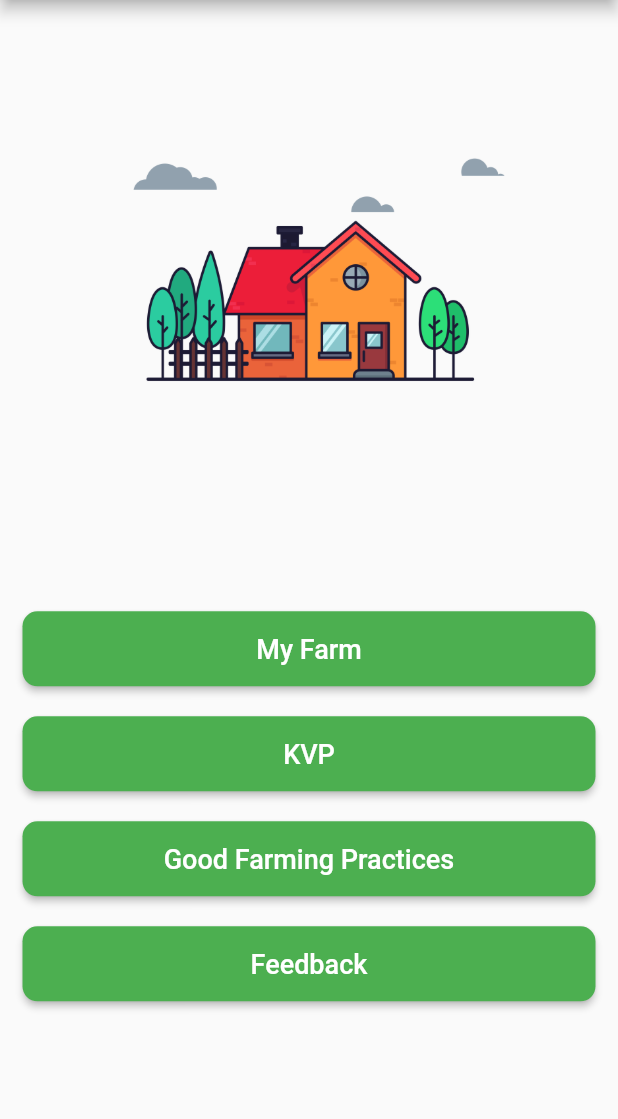
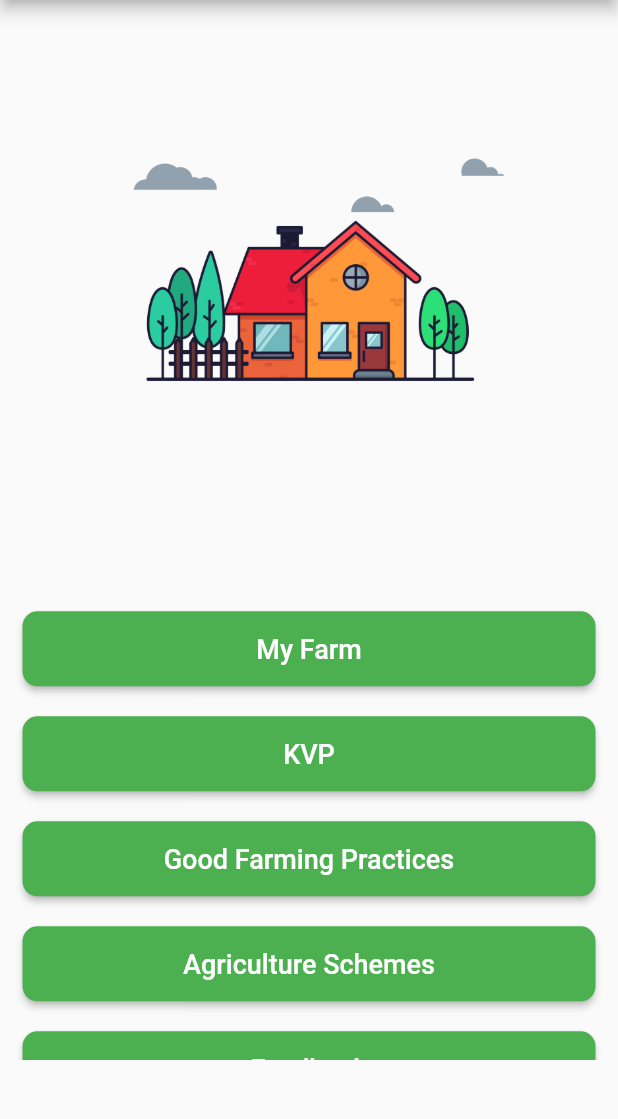
Before and after one commit to kartikay1506/farmcare, a Flutter app: the HomePage screen opened directly, on a phone screen of 412 x 824 dp, the part 84-1203 px from its top. Run offline on Flutter 3.47's test engine with Material 2 defaults, Android fonts, the phone set to English and light mode, and no system bars; our stand-ins replace geolocator, google_fonts; missing offline and left inert: geocoder.

Commit message:
minor changes

```diff
--- a/lib/UI/homePage.dart
+++ b/lib/UI/homePage.dart
@@ -11,6 +11,7 @@ class _HomePageState extends State<HomePage> {
     "My Farm",
     "KVP",
     "Good Farming Practices",
+    "Agriculture Schemes",
     "Feedback",
   ];
   @override
@@ -40,7 +41,7 @@ class _HomePageState extends State<HomePage> {
                 width: size.width,
                 child: ListView.builder(
                   physics: BouncingScrollPhysics(),
-                  itemCount: 4,
+                  itemCount: 5,
                   itemBuilder: (context, i) => Center(
                     child: Container(
                       height: 50.0,
```
Also changed, not shown: pubspec.lock.
